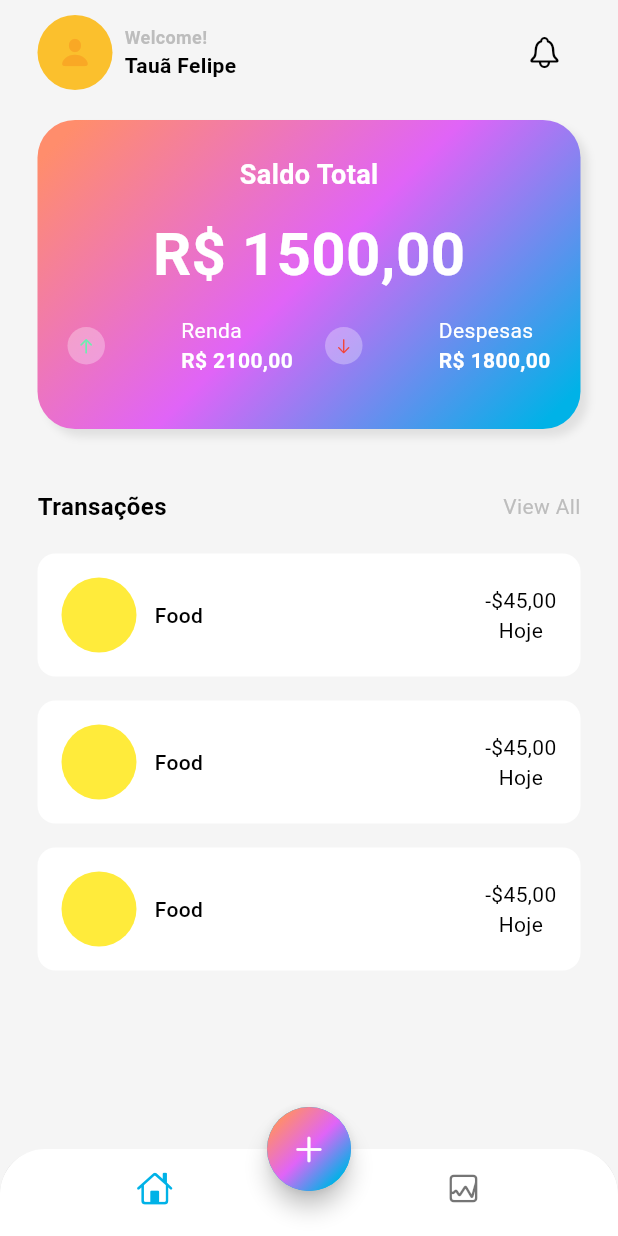
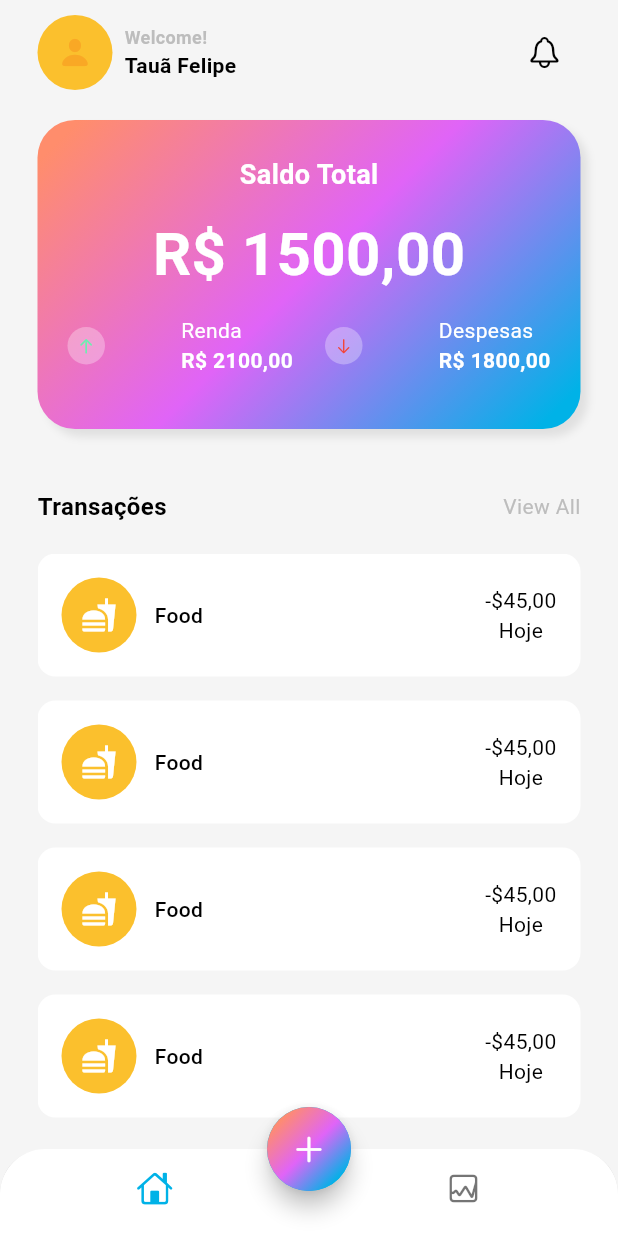
Before and after one commit to felipetaua/controle_financeiro, a Flutter app: the screen it shows after launch, on a phone screen of 412 x 824 dp. Run offline on Flutter 3.47's test engine with Material 3 defaults, Android fonts, the light colour scheme and no system bars.

Commit message:
finalizando layout  da main screen, criando as categorias

```diff
--- /dev/null
+++ b/lib/data/data.dart
@@ -0,0 +1,22 @@
+import 'package:flutter/material.dart';
+
+var myData = [
+  {
+    'icon': Icons.fastfood,
+    'name': 'Food',
+    'totalAlmount': 'R\$-45,00',
+    'date': 'Hoje',
+  },
+  {
+    'icon': Icons.store,
+    'name': 'Store',
+    'totalAlmount': 'R\$-95,00',
+    'date': 'Hoje',
+  },
+  {
+    'icon': Icons.diamond_outlined,
+    'name': 'Shopping',
+    'totalAlmount': 'R\$255,00',
+    'date': 'Hoje',
+  }
+];
--- a/lib/screens/home/views/main_screen.dart
+++ b/lib/screens/home/views/main_screen.dart
@@ -211,7 +211,7 @@ class MainScreen extends StatelessWidget {
           ),
           Expanded(
             child: ListView.builder(
-              itemCount: 3,
+              itemCount: 7,
               itemBuilder: (context, int i) {
                 return Padding(
                   padding: const EdgeInsets.only(bottom: 16.0),
@@ -226,12 +226,21 @@ class MainScreen extends StatelessWidget {
                         children: [
                           Row(
                             children: [
-                              Container(
-                                width: 50,
-                                height: 50,
-                                decoration: BoxDecoration(
-                                    color: Colors.yellow,
-                                    shape: BoxShape.circle),
+                              Stack(
+                                alignment: Alignment.center,
+                                children: [
+                                  Container(
+                                    width: 50,
+                                    height: 50,
+                                    decoration: BoxDecoration(
+                                        color: Colors.yellow[700],
+                                        shape: BoxShape.circle),
+                                  ),
+                                  const Icon(
+                                    Icons.fastfood,
+                                    color: Colors.white,
+                                  )
+                                ],
                               ),
                               SizedBox(
                                 width: 12,
```
